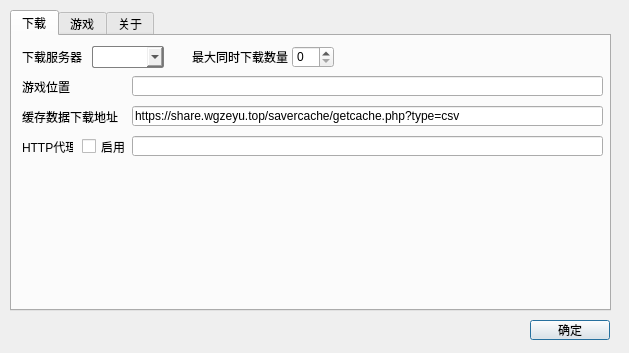
std-microblock/beatsync, file settingswin.ui: the form before one commit.
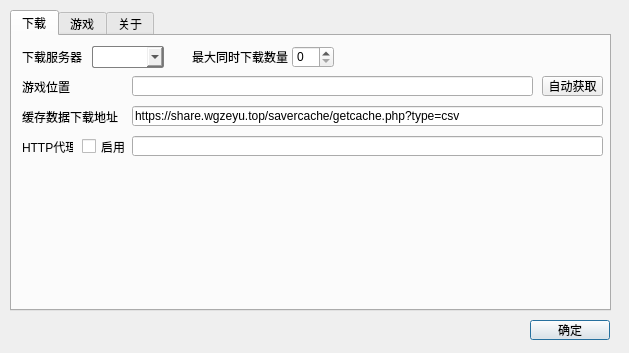
The form after the commit. Icons and pictures are not drawn.

The edit to the form file:
```diff
--- a/settingswin.ui
+++ b/settingswin.ui
@@ -102,7 +102,7 @@
       <rect>
        <x>120</x>
        <y>40</y>
-       <width>471</width>
+       <width>401</width>
        <height>20</height>
       </rect>
      </property>
@@ -192,6 +192,19 @@
       <string>启用</string>
      </property>
     </widget>
+    <widget class="QPushButton" name="pushButton_2">
+     <property name="geometry">
+      <rect>
+       <x>530</x>
+       <y>40</y>
+       <width>61</width>
+       <height>20</height>
+      </rect>
+     </property>
+     <property name="text">
+      <string>自动获取</string>
+     </property>
+    </widget>
    </widget>
    <widget class="QWidget" name="maps">
     <attribute name="title">
```
